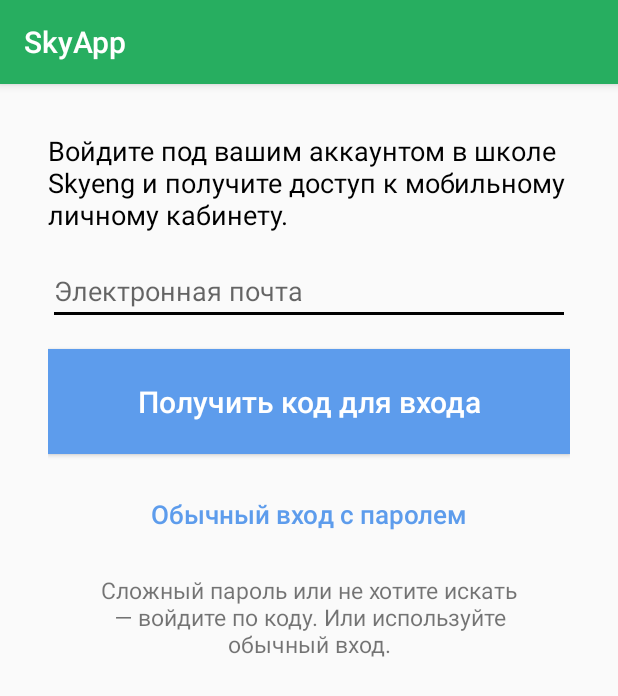
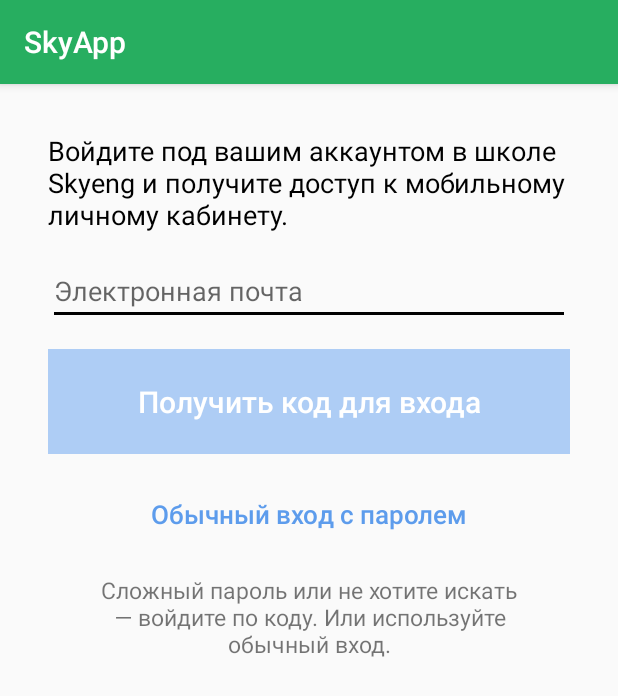
Before and after one commit to thetruefixit2/Sky, an Android app: the screen it shows after launch (LoginActivity), on a phone screen of 412 x 824 dp. Shown: the top 696 px of the screen. Run offline under Robolectric (Android 15) with nearby library versions, the phone set to English and light mode, and no system bars; our stand-ins replace ButterKnife, Dagger/Hilt's generated code; libraries missing offline, so code that uses them is left out: rx.android.schedulers, rx.schedulers, rx.subscriptions; 1 statement that could not run was skipped.

Commit message:
added buttons enabled added fragments implementation

```diff
--- a/app/src/main/java/com/dabe/skyapp/interfaces/OnLoginCallbackListener.java
+++ b/app/src/main/java/com/dabe/skyapp/interfaces/OnLoginCallbackListener.java
@@ -12,4 +12,5 @@ public interface OnLoginCallbackListener extends OnProgressListener {
     void onOpenHardLoginScreen();
     void onCodeRequested(CodeTypeEnum codeType);
     void onSuccessLogin();
+
 }
--- a/app/src/main/java/com/dabe/skyapp/view/interfaces/ILoginView.java
+++ b/app/src/main/java/com/dabe/skyapp/view/interfaces/ILoginView.java
@@ -6,4 +6,5 @@ package com.dabe.skyapp.view.interfaces;
  */
 
 public interface ILoginView extends IBaseView {
+    void onLoginButtonEnabled(boolean enabled);
 }
--- a/app/src/main/java/com/dabe/skyapp/view/ui/fragments/LoginEasyFragment.java
+++ b/app/src/main/java/com/dabe/skyapp/view/ui/fragments/LoginEasyFragment.java
@@ -2,9 +2,12 @@ package com.dabe.skyapp.view.ui.fragments;
 
 import android.os.Bundle;
 import android.support.annotation.Nullable;
+import android.support.v7.widget.AppCompatEditText;
+import android.text.Editable;
 import android.view.LayoutInflater;
 import android.view.View;
 import android.view.ViewGroup;
+import android.widget.Button;
 
 import com.dabe.skyapp.R;
 import com.dabe.skyapp.TheApp;
@@ -12,6 +15,11 @@ import com.dabe.skyapp.presenter.presenters.LoginEasyPresenter;
 import com.dabe.skyapp.view.interfaces.ILoginView;
 
 import javax.inject.Inject;
+
+import butterknife.BindView;
+import butterknife.ButterKnife;
+import butterknife.OnClick;
+import butterknife.OnTextChanged;
 
 /**
  * Created by Daniil Belevtsev on 25.01.2017 23:47.
@@ -23,6 +31,13 @@ public class LoginEasyFragment extends BaseLoginFragment implements ILoginView {
 
     @Inject
     protected LoginEasyPresenter presenter;
+
+    @BindView(R.id.login_email)
+    AppCompatEditText etEmail;
+    @BindView(R.id.login_sign_button)
+    Button btnLogin;
+    @BindView(R.id.login_password_mode_button)
+    Button btnPasswordMode;
 
     public static LoginEasyFragment newInstance() {
         Bundle args = new Bundle();
@@ -42,6 +57,27 @@ public class LoginEasyFragment extends BaseLoginFragment implements ILoginView {
     @Override
     public View onCreateView(LayoutInflater inflater, @Nullable ViewGroup container, @Nullable Bundle savedInstanceState) {
         View view = inflater.inflate(R.layout.fragment_login_easy, container, false);
+        ButterKnife.bind(this, view);
         return view;
     }
+
+    @OnClick(R.id.login_sign_button)
+    void onLoginClicked() {
+
+    }
+
+    @OnClick(R.id.login_password_mode_button)
+    void onLoginModeClick() {
+        if (getActivityCallback() != null) {
+            getActivityCallback().onOpenHardLoginScreen();
+        }
+    }
+    @OnTextChanged(value = R.id.login_email, callback = OnTextChanged.Callback.AFTER_TEXT_CHANGED)
+    void onLoginTextChanged(Editable etEmail) {
+        presenter.validateTexts(etEmail.toString());
+    }
+    @Override
+    public void onLoginButtonEnabled(boolean enabled) {
+        btnLogin.setEnabled(enabled);
+    }
 }
--- a/app/src/main/res/layout/fragment_login_easy.xml
+++ b/app/src/main/res/layout/fragment_login_easy.xml
@@ -26,7 +26,7 @@
         tools:layout_constraintRight_creator="1"
         tools:layout_constraintTop_creator="1"/>
 
-    <EditText
+    <android.support.v7.widget.AppCompatEditText
         android:id="@+id/login_email"
         android:layout_width="0dp"
         android:layout_height="wrap_content"
@@ -43,45 +43,47 @@
         tools:layout_constraintRight_creator="1"/>
 
     <Button
-        android:id="@+id/login_getcode_button"
+        android:id="@+id/login_sign_button"
         android:layout_width="0dp"
         android:layout_height="70dp"
         android:layout_marginTop="@dimen/activity_vertical_margin"
-        android:textSize="20sp"
+        android:background="@drawable/button_selector"
+        android:enabled="false"
         android:text="@string/login_get_code"
         android:textAllCaps="false"
+        android:textColor="@color/white"
+        android:textSize="20sp"
         app:layout_constraintLeft_toLeftOf="@+id/login_email"
         app:layout_constraintRight_toRightOf="@+id/login_email"
         app:layout_constraintTop_toBottomOf="@+id/login_email"
         tools:layout_constraintLeft_creator="1"
-        tools:layout_constraintRight_creator="1"
-        android:background="@drawable/button_selector"
-        android:textColor="@color/white"/>
+        tools:layout_constraintRight_creator="1"/>
 
     <Button
         android:id="@+id/login_password_mode_button"
         android:layout_width="wrap_content"
         android:layout_height="wrap_content"
+        android:layout_marginTop="16dp"
         android:background="@android:color/transparent"
         android:text="@string/login_with_password"
         android:textAllCaps="false"
+        android:textColor="@color/blue"
         android:textSize="17sp"
-        app:layout_constraintLeft_toLeftOf="@+id/login_getcode_button"
-        app:layout_constraintRight_toRightOf="@+id/login_getcode_button"
-        app:layout_constraintTop_toBottomOf="@+id/login_getcode_button"
+        app:layout_constraintLeft_toLeftOf="@+id/login_sign_button"
+        app:layout_constraintRight_toRightOf="@+id/login_sign_button"
+        app:layout_constraintTop_toBottomOf="@+id/login_sign_button"
         tools:layout_constraintLeft_creator="1"
-        tools:layout_constraintRight_creator="1"
-        android:textColor="@color/blue"
-        android:layout_marginTop="16dp"/>
+        tools:layout_constraintRight_creator="1"/>
 
     <TextView
-        android:id="@+id/textView"
+        android:id="@+id/login_mode_description"
         android:layout_width="0dp"
         android:layout_height="wrap_content"
         android:layout_marginEnd="18dp"
         android:layout_marginLeft="18dp"
         android:layout_marginRight="18dp"
         android:layout_marginStart="18dp"
+        android:layout_marginTop="16dp"
         android:gravity="center"
         android:text="@string/login_no_password_hint"
         android:textSize="15sp"
@@ -89,6 +91,5 @@
         app:layout_constraintRight_toRightOf="parent"
         app:layout_constraintTop_toBottomOf="@+id/login_password_mode_button"
         tools:layout_constraintLeft_creator="1"
-        tools:layout_constraintRight_creator="1"
-        android:layout_marginTop="16dp"/>
+        tools:layout_constraintRight_creator="1"/>
 </android.support.constraint.ConstraintLayout>
```
Also changed, not shown: app/src/main/java/com/dabe/skyapp/presenter/presenters/LoginEasyPresenter.java (+10 -0 lines), app/src/main/java/com/dabe/skyapp/presenter/presenters/LoginHardPresenter.java (+15 -0 lines), app/src/main/java/com/dabe/skyapp/view/ui/fragments/LoginHardFragment.java (+51 -1 lines), app/src/main/res/layout/fragment_login_hard.xml (+36 -24 lines).
